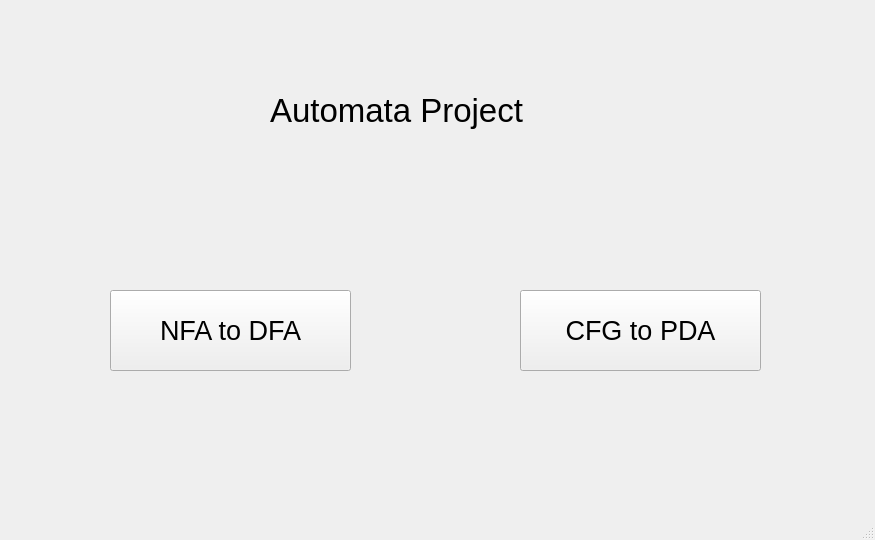
Qt form UI/Home.ui (Adham-Abdelmaksoud/Automata-Project) before a commit.
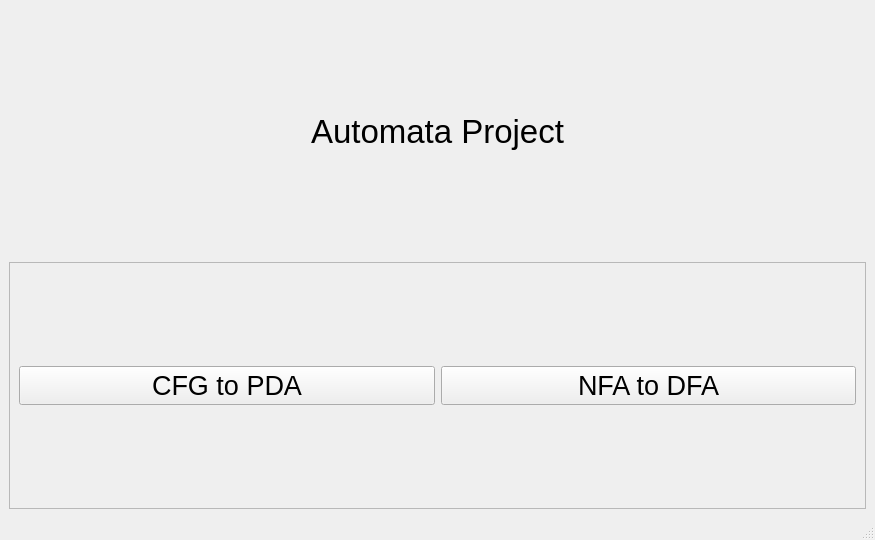
The same form after that commit.

```diff
--- a/UI/Home.ui
+++ b/UI/Home.ui
@@ -14,51 +14,30 @@
    <string>MainWindow</string>
   </property>
   <widget class="QWidget" name="centralwidget">
+   <layout class="QVBoxLayout" name="verticalLayout">
+    <item>
    <widget class="QLabel" name="label">
-    <property name="geometry">
-     <rect>
-      <x>270</x>
-      <y>60</y>
-      <width>361</width>
-      <height>101</height>
-     </rect>
-    </property>
     <property name="font">
      <font>
       <pointsize>25</pointsize>
      </font>
     </property>
     <property name="text">
-     <string>Automata Project</string>
-    </property>
-   </widget>
-   <widget class="QPushButton" name="NFA_to_DFA_btn">
-    <property name="geometry">
-     <rect>
-      <x>110</x>
-      <y>290</y>
-      <width>241</width>
-      <height>81</height>
-     </rect>
-    </property>
-    <property name="font">
-     <font>
-      <pointsize>20</pointsize>
-     </font>
-    </property>
-    <property name="text">
-     <string>NFA to DFA</string>
-    </property>
-   </widget>
+       <string>&lt;html&gt;&lt;head/&gt;&lt;body&gt;&lt;p align=&quot;center&quot;&gt;Automata Project&lt;/p&gt;&lt;/body&gt;&lt;/html&gt;</string>
+      </property>
+     </widget>
+    </item>
+    <item>
+     <widget class="QFrame" name="frame">
+      <property name="frameShape">
+       <enum>QFrame::StyledPanel</enum>
+      </property>
+      <property name="frameShadow">
+       <enum>QFrame::Raised</enum>
+      </property>
+      <layout class="QHBoxLayout" name="horizontalLayout">
+       <item>
    <widget class="QPushButton" name="CFG_to_PDA_btn">
-    <property name="geometry">
-     <rect>
-      <x>520</x>
-      <y>290</y>
-      <width>241</width>
-      <height>81</height>
-     </rect>
-    </property>
     <property name="font">
      <font>
       <pointsize>20</pointsize>
@@ -68,6 +47,23 @@
      <string>CFG to PDA</string>
     </property>
    </widget>
+       </item>
+       <item>
+        <widget class="QPushButton" name="NFA_to_DFA_btn">
+         <property name="font">
+          <font>
+           <pointsize>20</pointsize>
+          </font>
+         </property>
+         <property name="text">
+          <string>NFA to DFA</string>
+         </property>
+        </widget>
+       </item>
+      </layout>
+     </widget>
+    </item>
+   </layout>
   </widget>
   <widget class="QStatusBar" name="statusbar"/>
  </widget>
```
Lines whose indentation alone changed are shown as unchanged.
